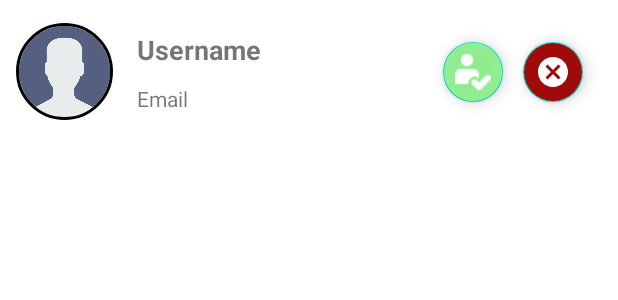
After one commit to ShawonSUSTSWE/Chirper, an Android app: the layout sample_friend_request.xml on its own in the app's theme, with its tools: preview values and no code run, on a phone screen of 412 x 824 dp. The commit adds this screen. Shown: the top 300 px of the screen. Run offline under Robolectric (Android 15) with nearby library versions, the phone set to English and light mode, and no system bars; Roboto replaces fonts that are not available here.

Commit message:
Accept Friend Request UI Design

```diff
--- /dev/null
+++ b/app/src/main/java/com/example/chirper/Adapters/RequestsAdapter.java
@@ -0,0 +1,50 @@
+package com.example.chirper.Adapters;
+
+import android.content.Context;
+import android.view.View;
+import android.view.ViewGroup;
+
+import androidx.annotation.NonNull;
+import androidx.recyclerview.widget.RecyclerView;
+
+import com.example.chirper.Models.Users;
+
+import org.jetbrains.annotations.NotNull;
+
+import java.util.ArrayList;
+
+public class RequestsAdapter extends RecyclerView.Adapter<RequestsAdapter.ViewHolder> {
+
+    ArrayList<Users> mUsersArrayList;
+    Context mContext;
+
+    public RequestsAdapter(ArrayList<Users> usersArrayList, Context mContext) {
+        mUsersArrayList = usersArrayList;
+        this.mContext = mContext;
+    }
+
+    @NonNull
+    @NotNull
+    @Override
+    public RequestsAdapter.ViewHolder onCreateViewHolder(@NonNull @NotNull ViewGroup parent, int viewType) {
+        return null;
+    }
+
+    @Override
+    public void onBindViewHolder(@NonNull @NotNull RequestsAdapter.ViewHolder holder, int position) {
+
+    }
+
+    @Override
+    public int getItemCount() {
+        return mUsersArrayList.size();
+    }
+
+    public class ViewHolder extends RecyclerView.ViewHolder{
+        public ViewHolder(@NonNull @NotNull View itemView) {
+
+            super(itemView);
+
+        }
+    }
+}
--- a/app/src/main/res/layout/fragment_requests.xml
+++ b/app/src/main/res/layout/fragment_requests.xml
@@ -1,14 +1,17 @@
 <?xml version="1.0" encoding="utf-8"?>
-<FrameLayout xmlns:android="http://schemas.android.com/apk/res/android"
+<LinearLayout xmlns:android="http://schemas.android.com/apk/res/android"
     xmlns:tools="http://schemas.android.com/tools"
     android:layout_width="match_parent"
     android:layout_height="match_parent"
     tools:context=".Fragments.RequestsFragment">
 
-    <!-- TODO: Update blank fragment layout -->
-    <TextView
+    <androidx.recyclerview.widget.RecyclerView
+        android:id="@+id/peopleRecyclerview"
         android:layout_width="match_parent"
-        android:layout_height="match_parent"
-        android:text="@string/hello_blank_fragment" />
+        android:layout_height="match_parent">
 
-</FrameLayout>
+
+
+    </androidx.recyclerview.widget.RecyclerView>
+
+</LinearLayout>
--- /dev/null
+++ b/app/src/main/res/layout/sample_friend_request.xml
@@ -0,0 +1,75 @@
+<?xml version="1.0" encoding="utf-8"?>
+<LinearLayout xmlns:android="http://schemas.android.com/apk/res/android"
+    xmlns:app="http://schemas.android.com/apk/res-auto"
+    android:orientation="horizontal"
+    android:layout_width="match_parent"
+    android:layout_height="wrap_content"
+    android:gravity="center_vertical">
+
+    <de.hdodenhof.circleimageview.CircleImageView
+        xmlns:app="http://schemas.android.com/apk/res-auto"
+        android:id="@+id/profile_image"
+        android:layout_width="75dp"
+        android:layout_gravity="center"
+        android:layout_height="75dp"
+        android:src="@drawable/user_2"
+        app:civ_border_width="2dp"
+        app:civ_border_color="#FF000000"
+        android:padding="5dp"
+        android:layout_marginLeft="5dp"/>
+
+
+
+    <LinearLayout
+        android:layout_width="wrap_content"
+        android:layout_height="96dp"
+        android:gravity="center_vertical"
+        android:orientation="vertical">
+        <TextView
+            android:layout_width="200dp"
+            android:layout_height="wrap_content"
+            android:id="@+id/userNamepeople"
+            android:text="Username"
+            android:textSize="18sp"
+            android:textStyle="bold"
+            android:maxLines="1"
+            android:maxWidth="200dp"
+            android:ellipsize="end"
+            android:paddingTop="5dp"
+            android:paddingBottom="5dp"
+            android:layout_marginLeft="5dp"
+            android:paddingLeft="5dp"/>
+        <TextView
+            android:layout_width="200dp"
+            android:layout_height="wrap_content"
+            android:id="@+id/peopleemail"
+            android:text="Email"
+            android:maxLines="1"
+            android:maxWidth="200dp"
+            android:ellipsize="end"
+            android:paddingTop="5dp"
+            android:paddingBottom="5dp"
+            android:layout_marginLeft="5dp"
+            android:paddingLeft="5dp"/>
+
+    </LinearLayout>
+    <com.google.android.material.floatingactionbutton.FloatingActionButton
+        android:id="@+id/acceptfriendrequestbutton"
+        android:layout_width="wrap_content"
+        android:layout_height="wrap_content"
+        android:layout_marginLeft="5dp"
+        android:backgroundTint="#90EE90"
+        app:fabSize="mini"
+        app:srcCompat="@drawable/accept_request"
+        app:tint = "@null" />
+
+    <com.google.android.material.floatingactionbutton.FloatingActionButton
+        android:id="@+id/declinerequestbutton"
+        android:layout_width="wrap_content"
+        android:layout_height="wrap_content"
+        android:layout_marginLeft="5dp"
+        android:backgroundTint="@color/red"
+        app:fabSize="mini"
+        app:srcCompat="@drawable/ic_baseline_cancel_24"
+        app:tint = "@null" />
+</LinearLayout>
```
